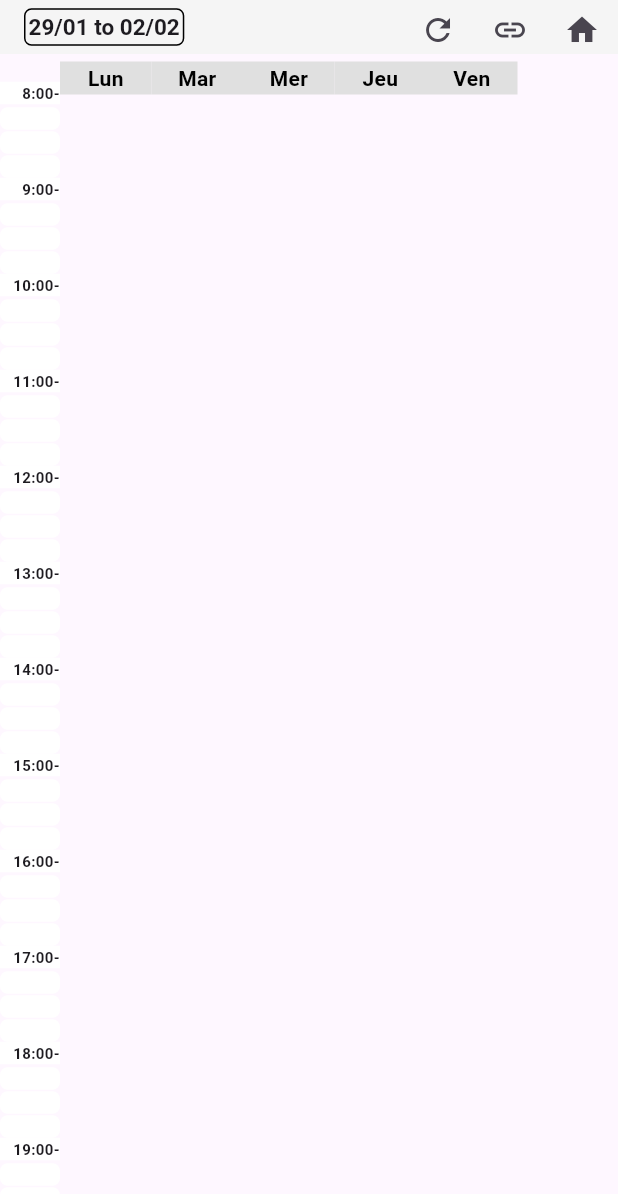
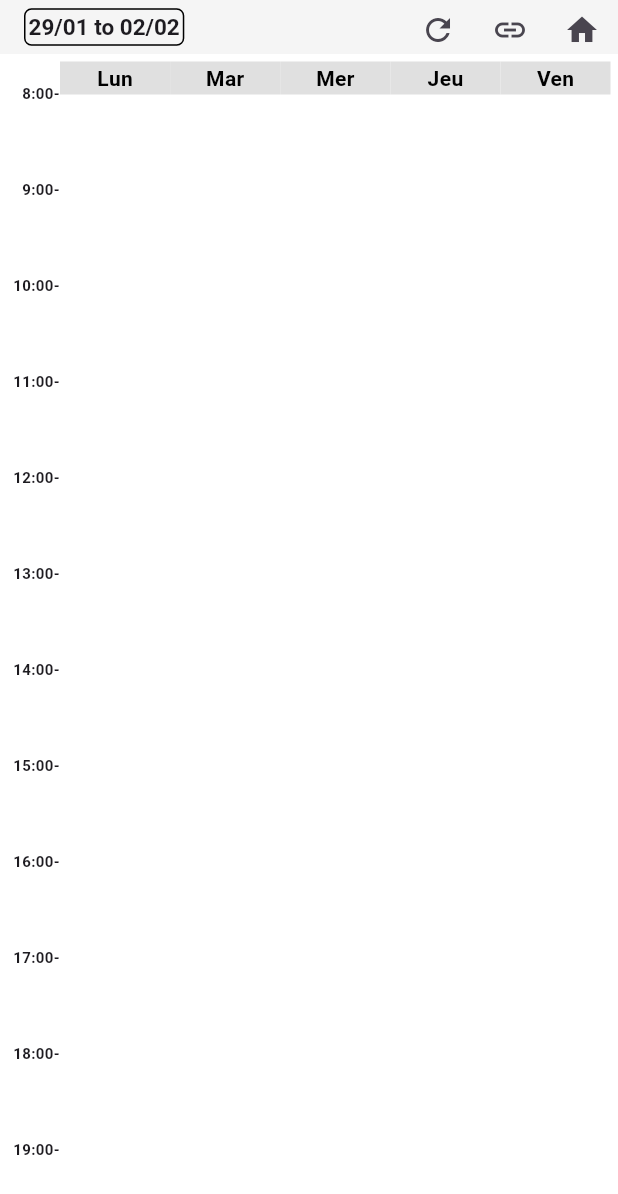
Before and after one commit to OscarIsorez/TimetableFlutter, a Flutter app: the screen it shows after launch, on a phone screen of 412 x 824 dp. Shown: the top 1194 px of the screen. Run offline on Flutter 3.47's test engine with Material 3 defaults, Android fonts, the phone set to English and light mode, and no system bars; our stand-ins replace shared_preferences; missing offline and left inert: dart:ffi, icalendar_parser; network calls fail.

Commit message:
scroll fixed

```diff
--- a/timetableapp/lib/pages/home_page.dart
+++ b/timetableapp/lib/pages/home_page.dart
@@ -134,22 +134,23 @@ class _MyHomePageState extends State<MyHomePage> {
     return Row(children: [
       for (var day in schedule.events)
         if (day.isEmpty)
-          Padding(
+          Expanded(
+            child: Padding(
               padding: const EdgeInsets.only(top: 1),
               child: Column(
                 children: [
-                for (var i = 0; i < 48; i++)
+                  for (var i = 0; i < 52; i++)
                     Padding(
                       padding: const EdgeInsets.only(top: 1),
                       child: Container(
                         height: 15,
-                      width: 60,
                         decoration: BoxDecoration(
                             borderRadius: BorderRadius.circular(5),
                             color: mygrey),
                       ),
                     )
                 ],
+              ),
             ),
           )
         else
@@ -261,7 +262,7 @@ class _MyHomePageState extends State<MyHomePage> {
         day[0].start.year, day[0].start.month, day[0].start.day, 8, 15);
 
     DateTime endingTime = DateTime(
-        day[0].start.year, day[0].start.month, day[0].start.day, 20, 15);
+        day[0].start.year, day[0].start.month, day[0].start.day, 21, 15);
 
     for (var i = startingTime;
         i.isBefore(endingTime);
@@ -343,8 +344,8 @@ class _MyHomePageState extends State<MyHomePage> {
       }
     }
 
-    return SizedBox(
-      width: 60,
+    return Flexible(
+      flex: 1,
       child: Column(
         children: columnChildren,
       ),
@@ -399,6 +400,9 @@ class _MyHomePageState extends State<MyHomePage> {
         ],
       ),
       body: SingleChildScrollView(
+        child: Container(
+          color: Colors.white,
+          width: MediaQuery.of(context).size.width,
           child: Row(
             children: [
               // Première colonne pour les horaires
@@ -449,9 +453,9 @@ class _MyHomePageState extends State<MyHomePage> {
               ),
 
               // Deuxième colonne pour les jours et la PageView
-            Container(
+              Expanded(
+                child: Container(
                   height: 920,
-              width: 305,
                   child: Column(
                     children: [
                       const SizedBox(height: 5),
@@ -481,13 +485,13 @@ class _MyHomePageState extends State<MyHomePage> {
                             ),
                         ],
                       ),
-                  Container(
-                    height: 800,
-                    width: 60 * 5,
+                      Expanded(
+
                         child: PageView.builder(
                           controller: _pageController,
                           onPageChanged: (int index) {
-                        var newAppBarTitle = Timetable.getMonday(DateTime.now())
+                            var newAppBarTitle =
+                                Timetable.getMonday(DateTime.now())
                                     .add(Duration(days: index * 7));
 
                             updateDayWeekDynamic(newAppBarTitle);
@@ -501,8 +505,10 @@ class _MyHomePageState extends State<MyHomePage> {
                     ],
                   ),
                 ),
+              ),
               const SizedBox(width: 5),
             ],
+          ),
         ),
       ),
     );
```
Lines whose indentation alone changed are shown as unchanged.
